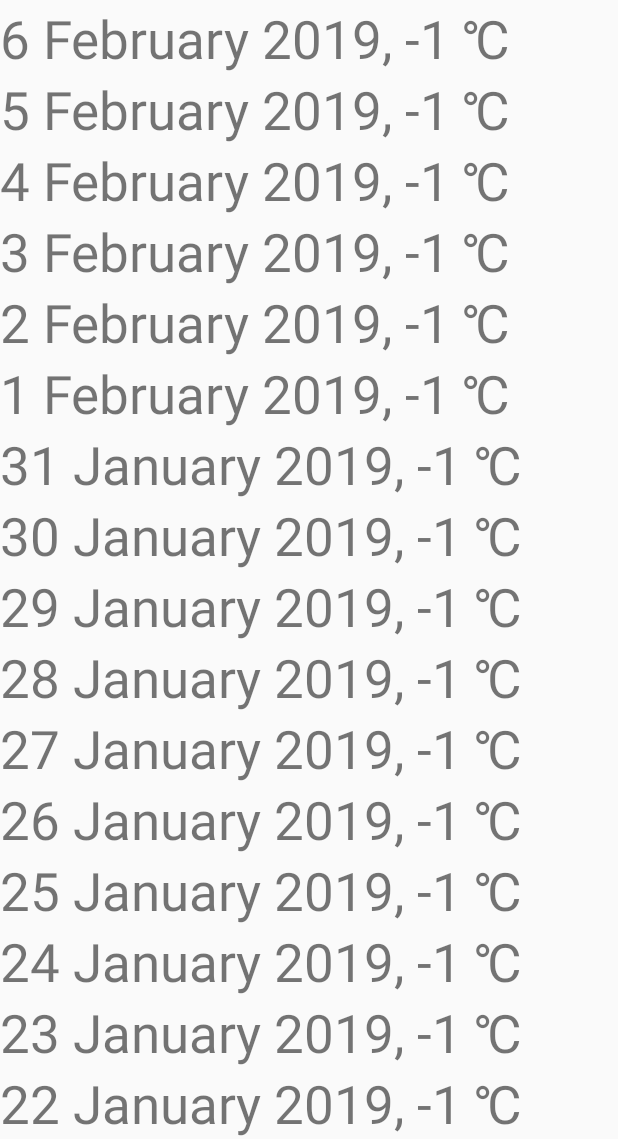
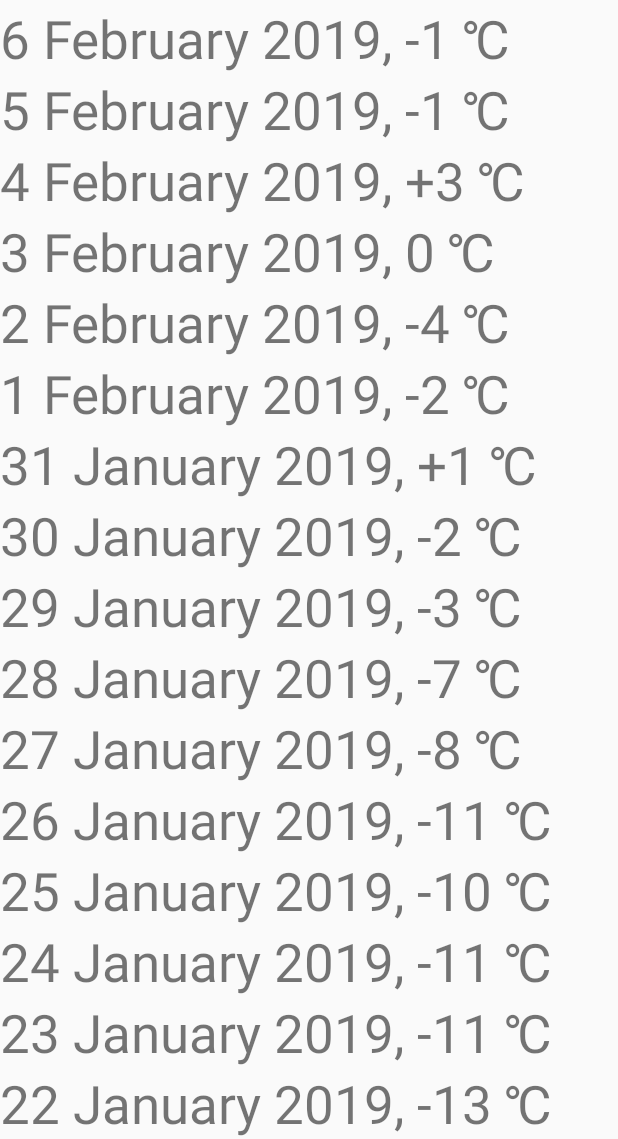
Before and after one commit to siporqueno/android1, an Android app: the ThirdActivity screen opened directly, with no data from a screen before it, scrolled down 226 dp, on a phone screen of 412 x 824 dp, the part 97-1236 px from its top. Run offline under Robolectric (Android 15) with nearby library versions, the light colour scheme and no system bars.

Commit message:
Added temperature history values and translated them into Russian.

```diff
--- a/app/src/main/res/values/strings.xml
+++ b/app/src/main/res/values/strings.xml
@@ -20,24 +20,24 @@
     <string-array name="temperatures_history">
         <item>11 February 2019, -1 \u2103</item>
         <item>10 February 2019, -1 \u2103</item>
-        <item>9 February 2019, -1 \u2103</item>
-        <item>8 February 2019, -1 \u2103</item>
-        <item>7 February 2019, -1 \u2103</item>
-        <item>6 February 2019, -1 \u2103</item>
-        <item>5 February 2019, -1 \u2103</item>
-        <item>4 February 2019, -1 \u2103</item>
-        <item>3 February 2019, -1 \u2103</item>
-        <item>2 February 2019, -1 \u2103</item>
-        <item>1 February 2019, -1 \u2103</item>
-        <item>31 January 2019, -1 \u2103</item>
-        <item>30 January 2019, -1 \u2103</item>
-        <item>29 January 2019, -1 \u2103</item>
-        <item>28 January 2019, -1 \u2103</item>
-        <item>27 January 2019, -1 \u2103</item>
-        <item>26 January 2019, -1 \u2103</item>
-        <item>25 January 2019, -1 \u2103</item>
-        <item>24 January 2019, -1 \u2103</item>
-        <item>23 January 2019, -1 \u2103</item>
-        <item>22 January 2019, -1 \u2103</item>
+        <item> 9 February 2019, -1  \u2103</item>
+        <item> 8 February 2019, +2  \u2103</item>
+        <item> 7 February 2019, -1  \u2103</item>
+        <item> 6 February 2019, -1  \u2103</item>
+        <item> 5 February 2019, -1  \u2103</item>
+        <item> 4 February 2019, +3  \u2103</item>
+        <item> 3 February 2019,  0  \u2103</item>
+        <item> 2 February 2019, -4  \u2103</item>
+        <item> 1 February 2019, -2  \u2103</item>
+        <item>31 January 2019,  +1  \u2103</item>
+        <item>30 January 2019,  -2  \u2103</item>
+        <item>29 January 2019,  -3  \u2103</item>
+        <item>28 January 2019,  -7  \u2103</item>
+        <item>27 January 2019,  -8  \u2103</item>
+        <item>26 January 2019, -11  \u2103</item>
+        <item>25 January 2019, -10  \u2103</item>
+        <item>24 January 2019, -11  \u2103</item>
+        <item>23 January 2019, -11  \u2103</item>
+        <item>22 January 2019, -13  \u2103</item>
     </string-array>
 </resources>
```
Also changed, not shown: 1 other file.
